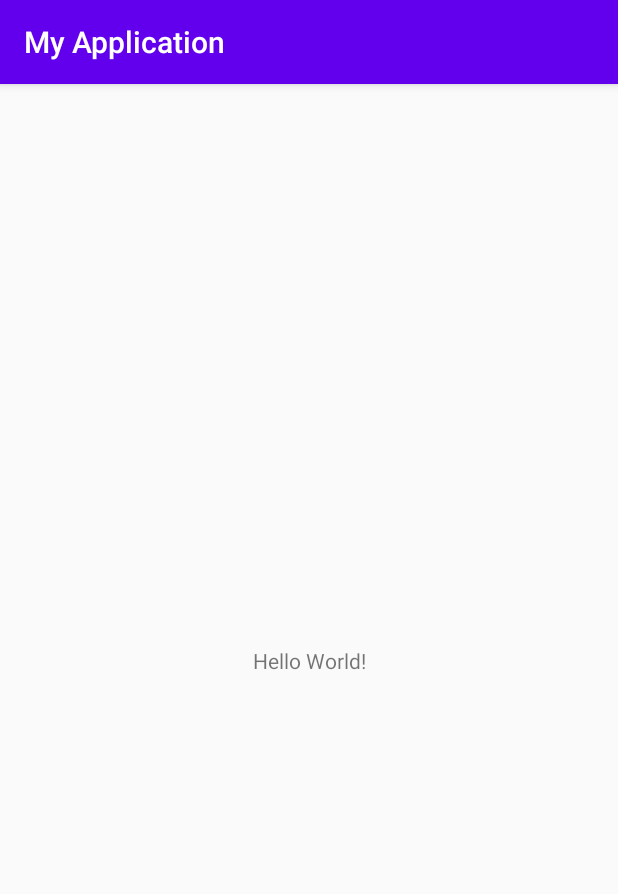
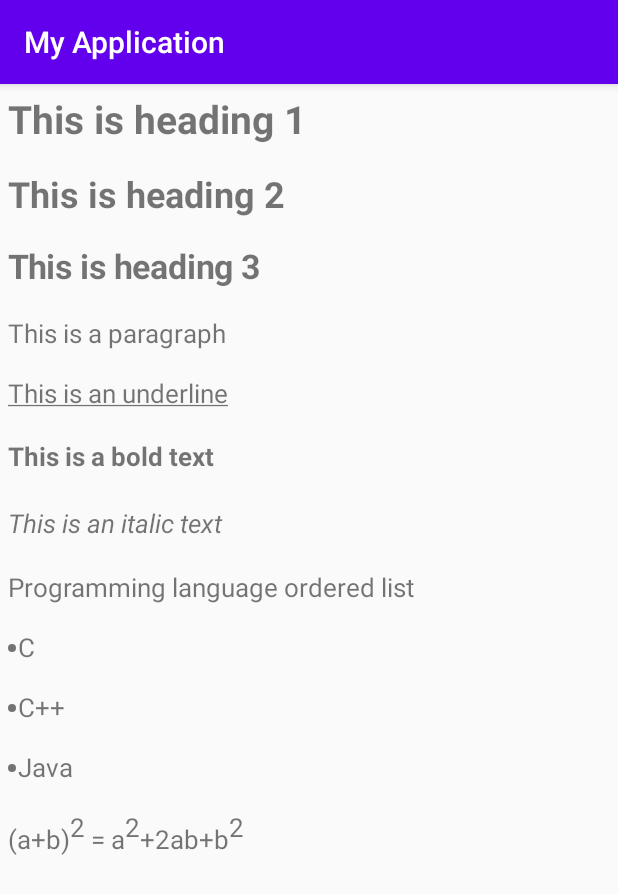
Before and after one commit to riazul701/android-aiyt, an Android app: the screen it shows after launch (MainActivity), on a phone screen of 412 x 824 dp. Shown: the top 894 px of the screen. Run offline under Robolectric (Android 15) with nearby library versions, the phone set to English and light mode, and no system bars.

Commit message:
Code from 110_Html_content_in_textview.
Tutorial_110: Html content in android textview.

```diff
--- a/app/src/main/java/com/example/myapplication/MainActivity.java
+++ b/app/src/main/java/com/example/myapplication/MainActivity.java
@@ -1,14 +1,37 @@
 package com.example.myapplication;
+
+//import android.support.v7.app.AppCompatActivity;
+import android.os.Bundle;
+import android.text.Html;
+import android.widget.TextView;
 
 import androidx.appcompat.app.AppCompatActivity;
 
-import android.os.Bundle;
+public class MainActivity extends AppCompatActivity {
 
-public class MainActivity extends AppCompatActivity {
+    private TextView textView;
+
+    String myText = "<h1>This is heading 1</h1>\n" +
+            "<h2>This is heading 2</h2>\n" +
+            "<h3>This is heading 3</h3>\n" +
+            "<p>This is a paragraph</p>\n" +
+            "<p><u>This is an underline</u></p>\n" +
+            "<p><b>This is a bold text</b></p>\n" +
+            "<p><i>This is an italic text</i></p>\n" +
+            "Programming language ordered list \n" +
+            "<ol>\n" +
+            "<li>C</li>\n" +
+            "<li>C++</li>\n" +
+            "<li>Java</li>\n" +
+            "</ol>\n\n" +
+            "(a+b)<sup>2</sup> = a<sup>2</sup>+2ab+b<sup>2</sup>";
 
     @Override
     protected void onCreate(Bundle savedInstanceState) {
         super.onCreate(savedInstanceState);
         setContentView(R.layout.activity_main);
+
+        textView = (TextView) findViewById(R.id.textViewId);
+        textView.setText(Html.fromHtml(myText));
     }
 }
--- a/app/src/main/res/layout/activity_main.xml
+++ b/app/src/main/res/layout/activity_main.xml
@@ -1,18 +1,17 @@
 <?xml version="1.0" encoding="utf-8"?>
-<androidx.constraintlayout.widget.ConstraintLayout xmlns:android="http://schemas.android.com/apk/res/android"
+<LinearLayout xmlns:android="http://schemas.android.com/apk/res/android"
     xmlns:app="http://schemas.android.com/apk/res-auto"
     xmlns:tools="http://schemas.android.com/tools"
     android:layout_width="match_parent"
     android:layout_height="match_parent"
-    tools:context=".MainActivity">
+    android:padding="5dp"
+    tools:context="com.example.myapplication.MainActivity">
 
     <TextView
-        android:layout_width="wrap_content"
-        android:layout_height="wrap_content"
-        android:text="Hello World!"
-        app:layout_constraintBottom_toBottomOf="parent"
-        app:layout_constraintLeft_toLeftOf="parent"
-        app:layout_constraintRight_toRightOf="parent"
-        app:layout_constraintTop_toTopOf="parent" />
 
-</androidx.constraintlayout.widget.ConstraintLayout>
+        android:textSize="17sp"
+        android:id="@+id/textViewId"
+        android:layout_width="match_parent"
+        android:layout_height="wrap_content" />
+
+</LinearLayout>
```
